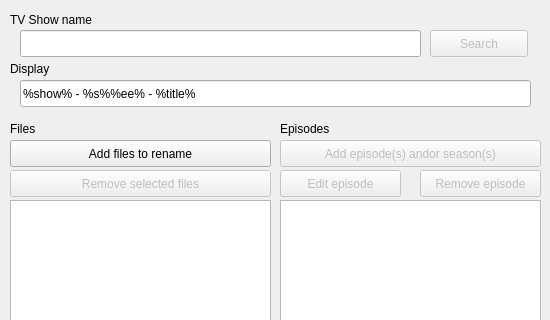
Old version of the form mainwindow.ui in the repository TimJones/RenameTV; both pictures show x 0 to 550 and y 0 to 320 of the 550 by 605 pixel window.
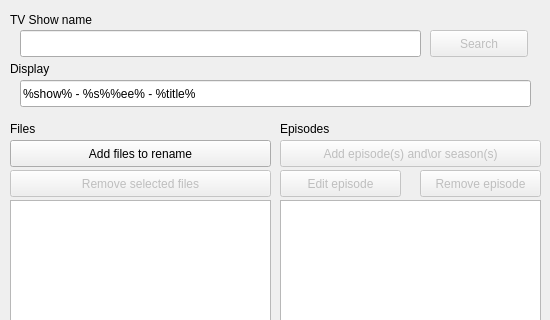
New version of the form.

Commit message: Fixed a missing backslash in a button label

What changed in the file:
```diff
--- a/mainwindow.ui
+++ b/mainwindow.ui
@@ -184,7 +184,7 @@
      </rect>
     </property>
     <property name="text">
-     <string>Add episode(s) andor season(s)</string>
+     <string>Add episode(s) and\or season(s)</string>
     </property>
    </widget>
    <widget class="QPushButton" name="buttonEditEpisode">
```
